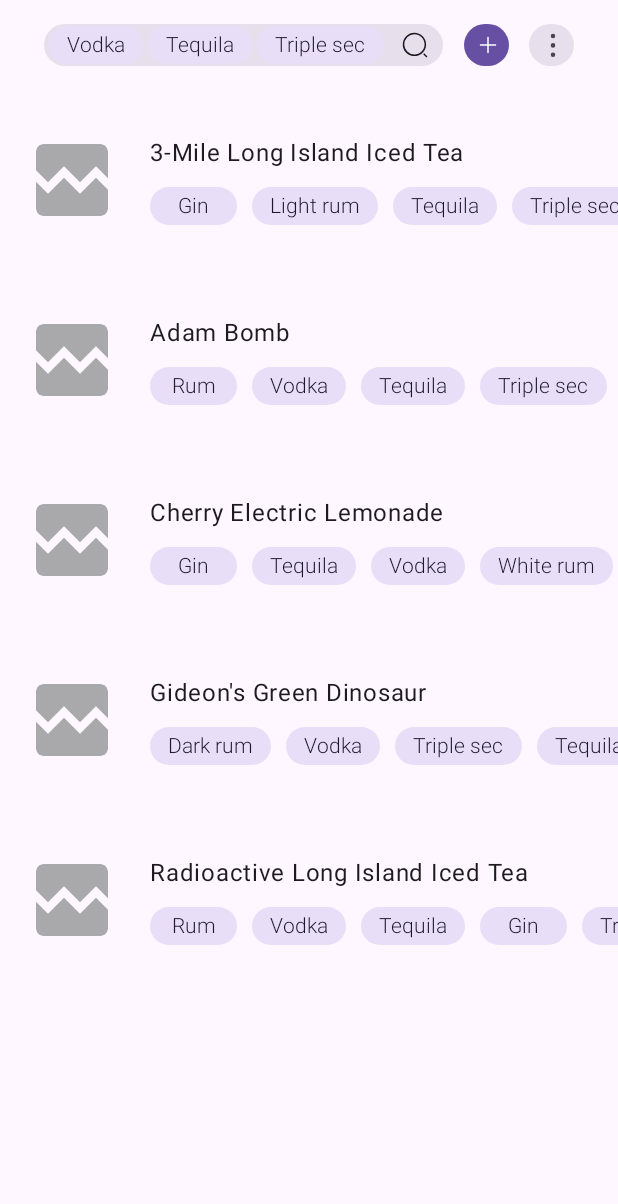
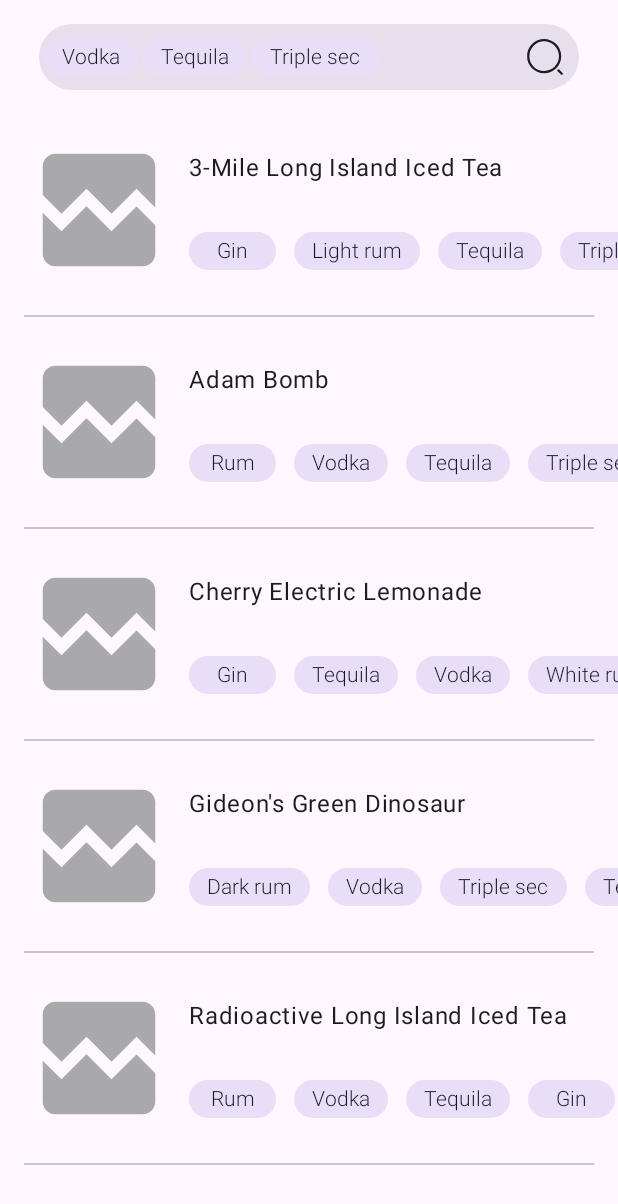
Before and after one commit to Grobych/Cocktails, an Android app built with Jetpack Compose: the screen it shows after launch (MainActivity), after a tap on "Triple sec", on a phone screen of 412 x 824 dp. Shown: the top 1204 px of the screen. Run offline under Robolectric (Android 15) with nearby library versions, the phone set to English and light mode, and no system bars; our stand-ins replace Dagger/Hilt's generated code, Room's generated code; pictures from the network do not load; 1 statement that could not run was skipped; 3 other taps on this screen came first.

Commit message:
list screen update

```diff
--- a/app/src/main/java/com/globa/cocktails/ui/cocktaillist/CocktailListScreen.kt
+++ b/app/src/main/java/com/globa/cocktails/ui/cocktaillist/CocktailListScreen.kt
@@ -12,14 +12,15 @@ import androidx.compose.foundation.layout.ExperimentalLayoutApi
 import androidx.compose.foundation.layout.FlowRow
 import androidx.compose.foundation.layout.PaddingValues
 import androidx.compose.foundation.layout.Row
-import androidx.compose.foundation.layout.fillMaxHeight
 import androidx.compose.foundation.layout.fillMaxSize
 import androidx.compose.foundation.layout.fillMaxWidth
 import androidx.compose.foundation.layout.height
 import androidx.compose.foundation.layout.padding
 import androidx.compose.foundation.layout.size
+import androidx.compose.foundation.layout.width
 import androidx.compose.foundation.lazy.LazyColumn
 import androidx.compose.foundation.lazy.items
+import androidx.compose.material3.Divider
 import androidx.compose.material3.MaterialTheme
 import androidx.compose.material3.Surface
 import androidx.compose.material3.Text
@@ -40,10 +41,8 @@ import com.globa.cocktails.R
 import com.globa.cocktails.datalayer.models.Cocktail
 import com.globa.cocktails.ui.UiStateStatus
 import com.globa.cocktails.ui.theme.AppTheme
-import com.globa.cocktails.ui.util.AddButton
 import com.globa.cocktails.ui.util.CustomSearchField
 import com.globa.cocktails.ui.util.LoadingAnimation
-import com.globa.cocktails.ui.util.MenuButton
 import com.globa.cocktails.ui.util.TagButton
 
 @Composable
@@ -102,25 +101,27 @@ fun Header(
     onTagClicked: (String) -> Unit
 ) {
     Surface {
-        Row(
+        Box(
             modifier = Modifier
                 .fillMaxWidth()
-                .height(60.dp)
-                .padding(16.dp),
-            horizontalArrangement = Arrangement.SpaceEvenly,
-            verticalAlignment = Alignment.CenterVertically
+                .height(70.dp)
+                .padding(top = 16.dp, start = 26.dp, bottom = 10.dp, end = 26.dp),
         ) {
             CustomSearchField(
-                modifier = Modifier.fillMaxWidth(0.7f),
+                modifier = Modifier.width(420.dp).align(Alignment.CenterStart),
                 tags = filterUiState.tags,
                 text = filterUiState.line,
                 onTextChanged = onFilterChangeAction,
                 onTagClicked = onTagClicked
             )
-            AddButton(
-                onClickAction = {}
-            )
-            MenuButton()
+//            Row(
+//                modifier = Modifier.align(Alignment.CenterEnd)
+//            ) {
+//                AddButton(
+//                    onClickAction = {}
+//                )
+//                MenuButton()
+//            }
         }
     }
 
@@ -137,6 +138,7 @@ fun CocktailList(list: List<Cocktail>, onItemClickAction: (String) -> Unit, onTa
                 onItemClickAction = {onItemClickAction(it.id)},
                 onTagClicked = onTagClicked
             )
+            Divider(modifier = Modifier.padding(start = 16.dp, end = 16.dp), thickness = 1.dp)
         }
     }
 }
@@ -146,10 +148,12 @@ fun CocktailListItem(cocktail: Cocktail, onItemClickAction: () -> Unit, onTagCli
     Row (
         modifier = Modifier
             .fillMaxWidth()
-            .height(120.dp)
+            .height(140.dp)
             .background(color = MaterialTheme.colorScheme.surface) //TODO: add elevation table
+            .padding(start = 16.dp)
             .clickable(onClick = onItemClickAction),
-        horizontalArrangement = Arrangement.SpaceEvenly
+        horizontalArrangement = Arrangement.SpaceEvenly,
+        verticalAlignment = Alignment.CenterVertically
     ) {
         AsyncImage(
             model = cocktail.imageURL,
@@ -157,24 +161,18 @@ fun CocktailListItem(cocktail: Cocktail, onItemClickAction: () -> Unit, onTagCli
             placeholder = painterResource(id = R.drawable.loading_img),
             error = painterResource(id = R.drawable.broken_image),
             modifier = Modifier
-                .size(80.dp)
+                .size(100.dp)
                 .align(Alignment.CenterVertically)
-                .padding(start = 16.dp)
+//                .padding(start = 16.dp)
                 .clip(MaterialTheme.shapes.large)
         )
-        Column(
-            modifier = Modifier.fillMaxWidth()
-        ) {
-            Box(
-                modifier = Modifier
-                    .fillMaxSize()
-                    .padding(top = 20.dp, bottom = 20.dp, start = 10.dp)
-            ) {
+        Box(modifier = Modifier.padding(start = 10.dp)){
             Column(
                 modifier = Modifier
-                        .fillMaxHeight()
-                        .padding(start = 10.dp),
-                    verticalArrangement = Arrangement.SpaceEvenly
+                    .fillMaxWidth()
+                    .height(140.dp),
+                verticalArrangement = Arrangement.SpaceEvenly,
+                horizontalAlignment = Alignment.Start
             ) {
                 Row {
                     Text(text = cocktail.drinkName, fontSize = MaterialTheme.typography.titleMedium.fontSize)
@@ -182,7 +180,6 @@ fun CocktailListItem(cocktail: Cocktail, onItemClickAction: () -> Unit, onTagCli
                 }
                 Row {
                     TagField(list = cocktail.ingredients, onItemClickAction = onTagClicked)
-                    }
                 }
             }
         }
@@ -201,7 +198,7 @@ fun TagField(
         list.forEach {
             TagButton(
                 text = it,
-                modifier = Modifier.padding(end = 10.dp),
+                modifier = Modifier.padding(end = 12.dp),
                 onClickAction = {onItemClickAction(it)},
             )
         }
@@ -248,7 +245,9 @@ fun CocktailListItemPreview(){
     )
 
     AppTheme {
-        Surface {
+        Surface(
+            modifier = Modifier.width(480.dp)
+        ) {
             CocktailListItem(cocktail = cocktail, onTagClicked = {}, onItemClickAction = {})
         }
     }
@@ -263,7 +262,9 @@ fun HeaderPreview() {
         emptyList()
     )
     AppTheme {
-        Surface {
+        Surface(
+            modifier = Modifier.width(480.dp)
+        ) {
             Header(
                 filterUiState = filterUiState,
                 onFilterChangeAction = {},
--- a/app/src/main/java/com/globa/cocktails/ui/util/AddButton.kt
+++ b/app/src/main/java/com/globa/cocktails/ui/util/AddButton.kt
@@ -30,7 +30,7 @@ fun AddButton(
                 color = MaterialTheme.colorScheme.primary,
                 shape = CircleShape
             )
-            .size(30.dp),
+            .size(45.dp),
     ) {
         Icon(
             imageVector = ImageVector.vectorResource(id = R.drawable.ic_add),
--- a/app/src/main/java/com/globa/cocktails/ui/util/CustomSearchField.kt
+++ b/app/src/main/java/com/globa/cocktails/ui/util/CustomSearchField.kt
@@ -11,6 +11,7 @@ import androidx.compose.foundation.layout.Row
 import androidx.compose.foundation.layout.height
 import androidx.compose.foundation.layout.padding
 import androidx.compose.foundation.layout.requiredWidth
+import androidx.compose.foundation.layout.size
 import androidx.compose.foundation.layout.width
 import androidx.compose.foundation.text.BasicTextField
 import androidx.compose.material3.Icon
@@ -42,9 +43,8 @@ fun CustomSearchField(
 ) {
     Box(
         modifier = modifier
-            .width(246.dp)
-            .height(30.dp)
-            .clip(shape = MaterialTheme.shapes.large)
+            .height(45.dp)
+            .clip(shape = MaterialTheme.shapes.extraLarge)
             .background(
                 color = MaterialTheme.colorScheme.surfaceVariant,
                 shape = MaterialTheme.shapes.medium
@@ -91,7 +91,7 @@ fun CustomSearchField(
             Icon(
                 imageVector = ImageVector.vectorResource(id = R.drawable.ic_search),
                 contentDescription = "Search",
-                modifier = Modifier.align(Alignment.CenterEnd).padding(end = 10.dp)
+                modifier = Modifier.align(Alignment.CenterEnd).padding(end = 10.dp).size(25.dp)
             )
         }
     }
@@ -111,6 +111,7 @@ fun CustomSearchFieldPreview() {
     AppTheme {
         Surface {
             CustomSearchField(
+                modifier = Modifier.width(300.dp),
                 tags = tags,
                 text = filter,
                 onTextChanged = onTextChanged,
@@ -133,6 +134,7 @@ fun CustomSearchFieldPreviewWithTags() {
     AppTheme {
         Surface {
             CustomSearchField(
+                modifier = Modifier.width(300.dp),
                 tags = tags,
                 text = filter,
                 onTextChanged = onTextChanged,
--- a/app/src/main/java/com/globa/cocktails/ui/util/MenuButton.kt
+++ b/app/src/main/java/com/globa/cocktails/ui/util/MenuButton.kt
@@ -30,7 +30,7 @@ fun MenuButton(
                 color = MaterialTheme.colorScheme.surfaceVariant,
                 shape = CircleShape
             )
-            .size(30.dp),
+            .size(45.dp),
     ) {
         Icon(
             imageVector = ImageVector.vectorResource(id = R.drawable.ic_menu),
```
Lines whose indentation alone changed are shown as unchanged.
